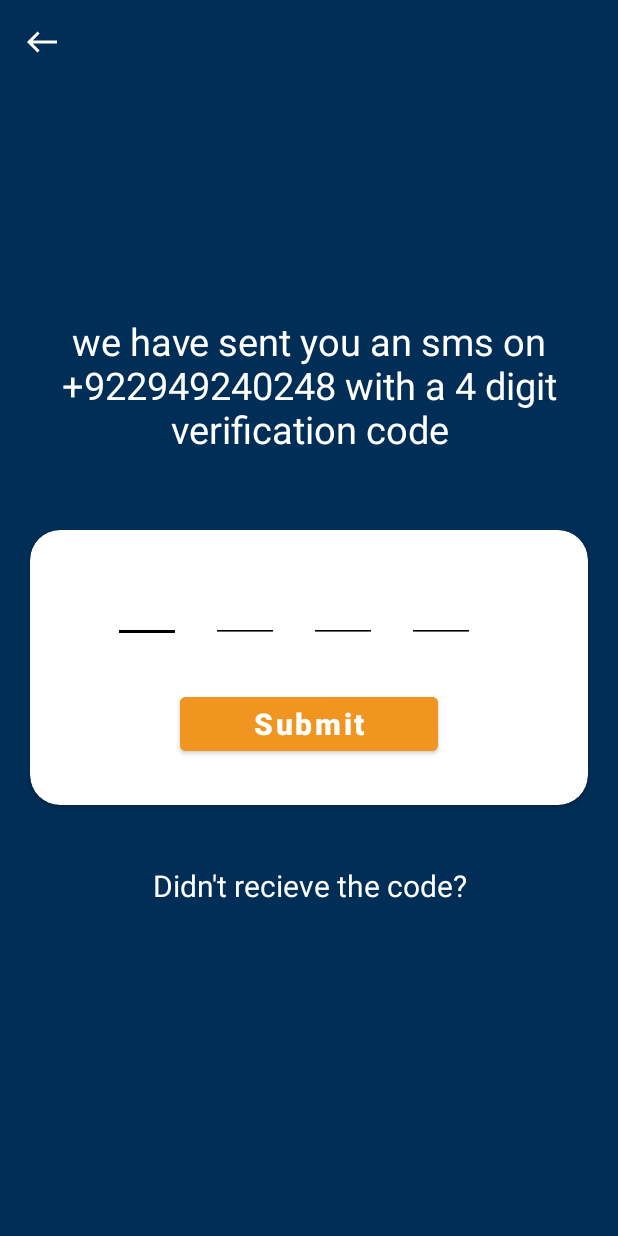
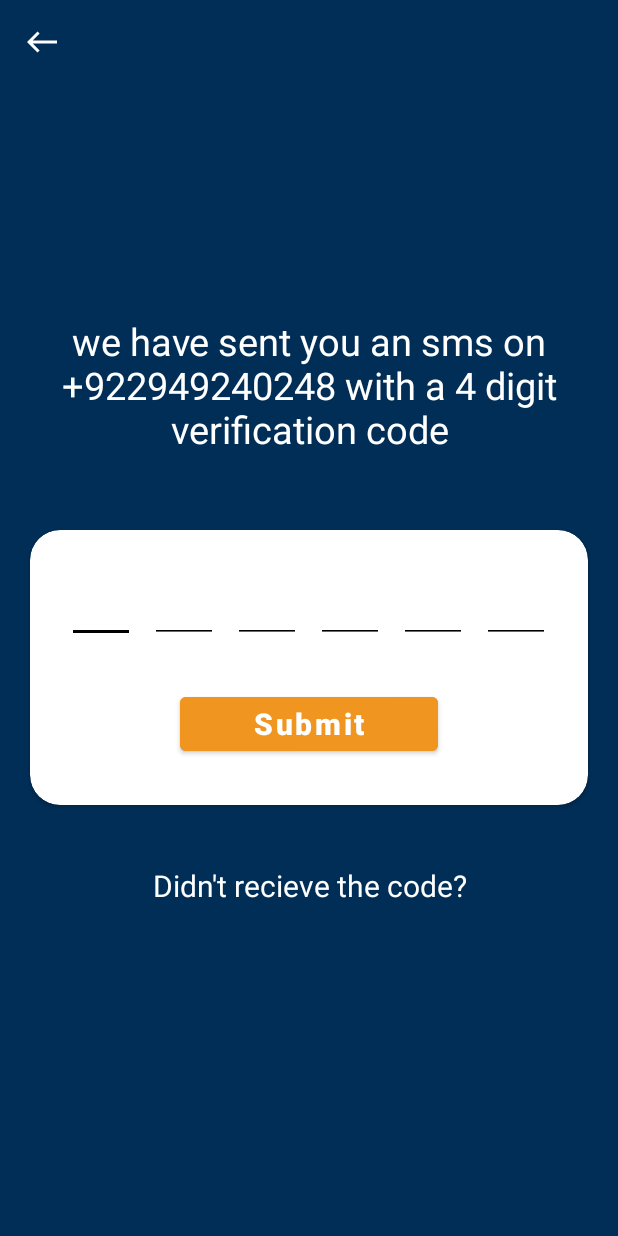
Before and after one commit to TeamOf5-A/projectcovid19, an Android app: the Otp_screen screen opened directly, with no data from a screen before it, on a phone screen of 412 x 824 dp. Run offline under Robolectric (Android 15) with nearby library versions, the phone set to English and light mode, and no system bars; Roboto replaces fonts that are not available here.

Commit message:
17/6/21 commit Otpscreen

```diff
--- a/app/build.gradle
+++ b/app/build.gradle
@@ -34,10 +34,10 @@ dependencies {
     implementation 'androidx.appcompat:appcompat:1.3.0'
     implementation 'com.google.android.material:material:1.3.0'
     implementation 'androidx.constraintlayout:constraintlayout:2.0.4'
-    implementation 'com.google.firebase:firebase-auth:21.0.1'
-    testImplementation 'junit:junit:4.+'
+
+    testImplementation 'junit:junit:4.13.2'
     implementation 'pl.droidsonroids.gif:android-gif-drawable:1.2.23'
     androidTestImplementation 'androidx.test.ext:junit:1.1.2'
     androidTestImplementation 'androidx.test.espresso:espresso-core:3.3.0'
-    implementation 'com.google.firebase:firebase-auth19.3.2'
+    implementation 'com.google.firebase:firebase-auth:21.0.1'
 }
--- a/app/src/main/AndroidManifest.xml
+++ b/app/src/main/AndroidManifest.xml
@@ -1,7 +1,7 @@
 <?xml version="1.0" encoding="utf-8"?>
 <manifest xmlns:android="http://schemas.android.com/apk/res/android"
     package="com.example.projectcovid19">
-
+    <uses-permission android:name="android.permission.INTERNET" />
     <application
         android:allowBackup="true"
         android:icon="@mipmap/ic_launcher"
--- a/app/src/main/java/com/example/projectcovid19/Otp_screen.java
+++ b/app/src/main/java/com/example/projectcovid19/Otp_screen.java
@@ -11,7 +11,7 @@ import android.view.View;
 import android.widget.EditText;
 
 public class Otp_screen extends AppCompatActivity {
-    EditText etDigit1,etDigit2,etDigit3,etDigit4;
+    EditText etDigit1,etDigit2,etDigit3,etDigit4,etDigit5,etDigit6;
     @Override
     protected void onCreate(Bundle savedInstanceState) {
         super.onCreate(savedInstanceState);
@@ -20,6 +20,8 @@ public class Otp_screen extends AppCompatActivity {
         etDigit2=findViewById(R.id.etDigit2);
         etDigit3=findViewById(R.id.etDigit3);
         etDigit4=findViewById(R.id.etDigit4);
+        etDigit5 = findViewById(R.id.etDigit5);
+        etDigit6 = findViewById(R.id.etDigit6);
         Toolbar toolbar = (Toolbar) findViewById(R.id.toolbar);
 
 
@@ -105,7 +107,7 @@ public class Otp_screen extends AppCompatActivity {
             @Override
             public void onTextChanged(CharSequence s, int start, int before, int count) {
                 if(!s.toString().trim().isEmpty()){
-                    etDigit4.requestFocus();
+                    etDigit5.requestFocus();
                 }
             }
 
@@ -116,6 +118,46 @@ public class Otp_screen extends AppCompatActivity {
                 }
             }
         });
+        etDigit5.addTextChangedListener(new TextWatcher() {
+            @Override
+            public void beforeTextChanged(CharSequence s, int start, int count, int after) {
+
+            }
+
+            @Override
+            public void onTextChanged(CharSequence s, int start, int before, int count) {
+                if(!s.toString().trim().isEmpty()){
+                    etDigit6.requestFocus();
+                }
+            }
+
+            @Override
+            public void afterTextChanged(Editable s) {
+                if(s.toString().trim().isEmpty()){
+                    etDigit4.requestFocus();
+                }
+            }
+        });
+        etDigit6.addTextChangedListener(new TextWatcher() {
+            @Override
+            public void beforeTextChanged(CharSequence s, int start, int count, int after) {
+
+            }
+
+            @Override
+            public void onTextChanged(CharSequence s, int start, int before, int count) {
+                if(!s.toString().trim().isEmpty()){
+                    etDigit6.requestFocus();
+                }
+            }
+
+            @Override
+            public void afterTextChanged(Editable s) {
+                if(s.toString().trim().isEmpty()){
+                    etDigit5.requestFocus();
+                }
+            }
+        });
     }
 
 }
--- a/app/src/main/res/layout/activity_otp_screen.xml
+++ b/app/src/main/res/layout/activity_otp_screen.xml
@@ -67,12 +67,12 @@
                     android:layout_width="45dp"
                     android:layout_height="45dp"
                     android:layout_gravity="center"
-                    android:layout_marginRight="20dp"
                     android:backgroundTint="@color/black"
                     android:gravity="center"
                     android:imeOptions="actionNext"
                     android:importantForAutofill="no"
-
+                    android:layout_marginRight="10dp"
+                    android:layout_marginLeft="10dp"
                     android:inputType="number"
                     android:maxLength="1"
                     android:textColor="@color/black"
@@ -87,7 +87,7 @@
                     android:layout_width="45dp"
                     android:layout_height="45dp"
                     android:layout_gravity="center"
-                    android:layout_marginRight="20dp"
+                    android:layout_marginRight="10dp"
                     android:backgroundTint="@color/black"
                     android:gravity="center"
                     android:imeOptions="actionNext"
@@ -107,7 +107,7 @@
                     android:layout_width="45dp"
                     android:layout_height="45dp"
                     android:layout_gravity="center"
-                    android:layout_marginRight="20dp"
+                    android:layout_marginRight="10dp"
                     android:backgroundTint="@color/black"
                     android:gravity="center"
                     android:imeOptions="actionNext"
@@ -126,11 +126,47 @@
                     android:layout_width="45dp"
                     android:layout_height="45dp"
                     android:layout_gravity="center"
-                    android:layout_marginRight="20dp"
+                    android:layout_marginRight="10dp"
                     android:backgroundTint="@color/black"
                     android:gravity="center"
                     android:imeOptions="actionNext"
                     android:importantForAutofill="no"
+                    android:inputType="number"
+                    android:maxLength="1"
+                    android:textColor="@color/black"
+                    android:textSize="24sp"
+                    android:textStyle="bold"
+                    tools:ignore="LabelFor"
+
+                    />
+                <EditText
+                    android:id="@+id/etDigit5"
+                    android:layout_width="45dp"
+                    android:layout_height="45dp"
+                    android:layout_gravity="center"
+                    android:backgroundTint="@color/black"
+                    android:gravity="center"
+                    android:imeOptions="actionNext"
+                    android:importantForAutofill="no"
+                    android:layout_marginRight="10dp"
+                    android:inputType="number"
+                    android:maxLength="1"
+                    android:textColor="@color/black"
+                    android:textSize="24sp"
+                    android:textStyle="bold"
+                    tools:ignore="LabelFor"
+
+                    />
+                <EditText
+                    android:id="@+id/etDigit6"
+                    android:layout_width="45dp"
+                    android:layout_height="45dp"
+                    android:layout_gravity="center"
+                    android:backgroundTint="@color/black"
+                    android:gravity="center"
+                    android:imeOptions="actionNext"
+                    android:importantForAutofill="no"
+                    android:layout_marginRight="10dp"
                     android:inputType="number"
                     android:maxLength="1"
                     android:textColor="@color/black"
--- a/build.gradle
+++ b/build.gradle
@@ -15,7 +15,8 @@ buildscript {
 allprojects {
     repositories {
         google()
-        jcenter()
+          jcenter()
+
     }
 }
 
```
Also changed, not shown: app/src/main/java/com/example/projectcovid19/Login.java (+14 -8 lines), app/src/main/res/layout/activity_login.xml (+13 -0 lines).
